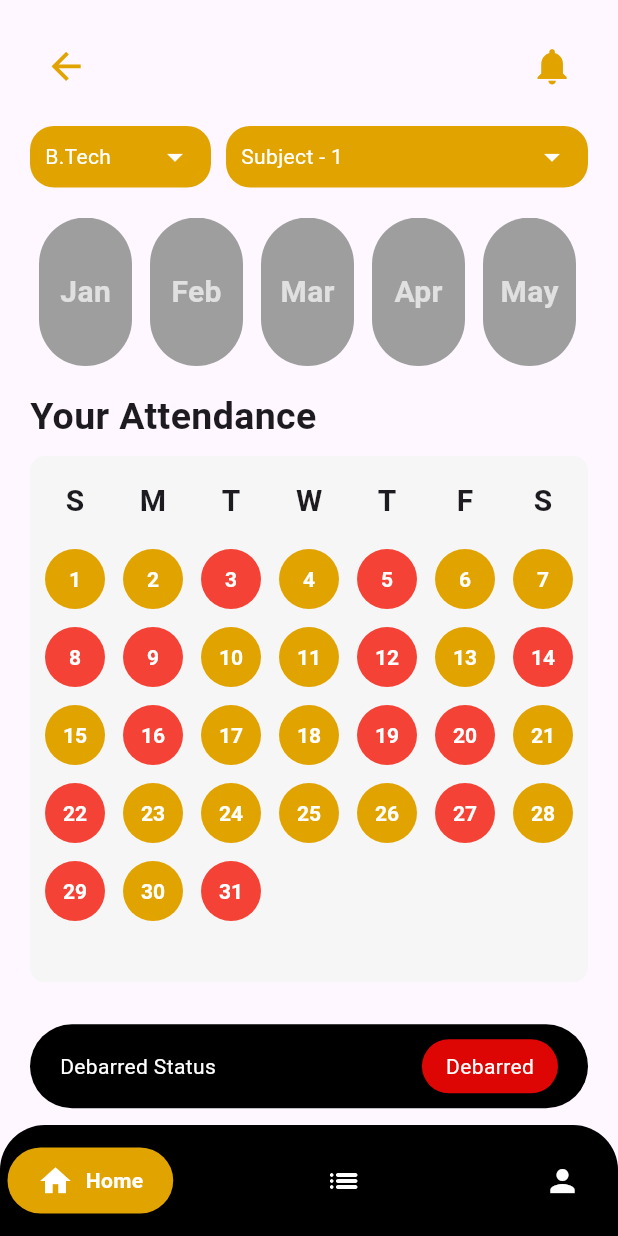
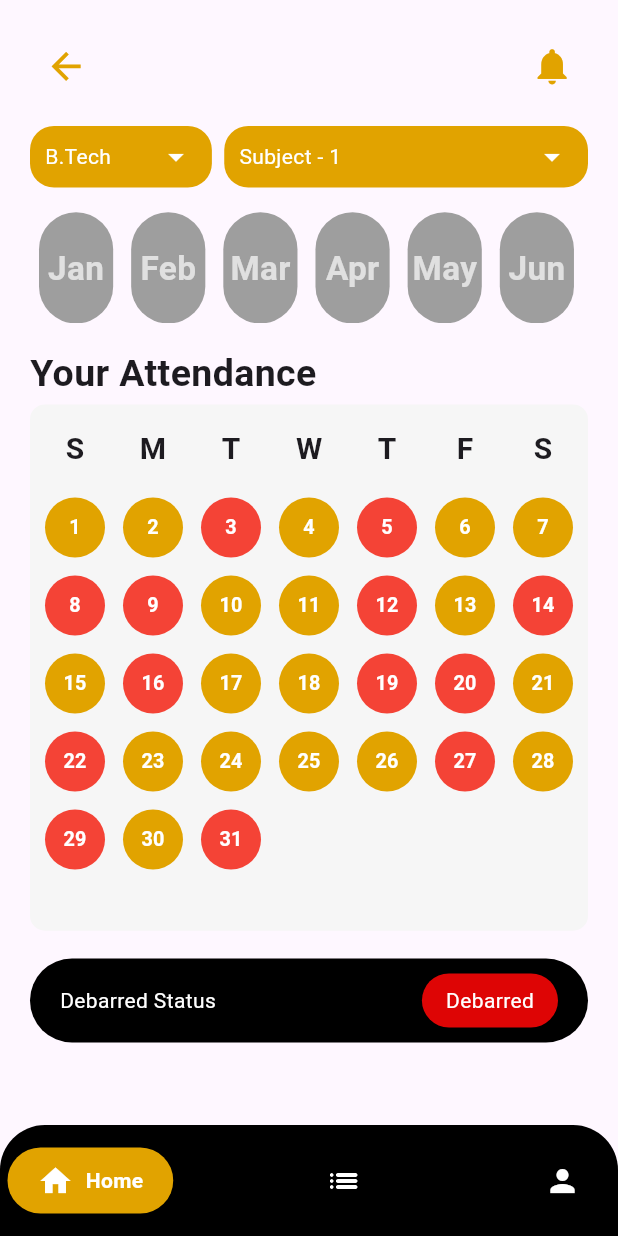
Before and after one commit to HackSlashNITP/AMS, a Flutter app: the ShowAttendance screen opened directly, on a phone screen of 412 x 824 dp. Run offline on Flutter 3.47's test engine with Material 3 defaults, Android fonts, the phone set to English and light mode, and no system bars; drawn by our look-alikes of google_nav_bar; our stand-ins replace font_awesome_flutter, getwidget, google_fonts.

Commit message:
ui upgrade

```diff
--- a/ams_flutter/lib/features/onboarding/presentation/User/Pages/showattendance_student.dart
+++ b/ams_flutter/lib/features/onboarding/presentation/User/Pages/showattendance_student.dart
@@ -8,19 +8,13 @@ import 'package:ams_flutter/features/onboarding/presentation/User/widget/showatt
 import 'package:flutter/cupertino.dart';
 import 'package:flutter/material.dart';
 import 'package:flutter/widgets.dart';
-
 class ShowAttendance extends StatefulWidget {
   @override
   State<ShowAttendance> createState() => _ShowAttendanceState();
 }
-
 class _ShowAttendanceState extends State<ShowAttendance> {
-  late Size mq;
-  List<Map<String, dynamic>> dummyStudents = DummyModels.dummyStudents;
-  bool isDebarred = true;
   @override
   Widget build(BuildContext context) {
-    mq = MediaQuery.of(context).size;
     return Scaffold(
       body: Padding(
         padding: const EdgeInsets.all(20.0),
@@ -34,21 +28,21 @@ class _ShowAttendanceState extends State<ShowAttendance> {
             Align(
               alignment: Alignment.centerLeft,
               child: Container(
-                // color: Colors.black12,
-                width: mq.width * 0.5,
+                // width: MediaQuery.of(context).size.width * 0.5,
                 child: Row(
                   mainAxisAlignment: MainAxisAlignment.start,
                   children: [
                     Text(
                       "Your Attendance",
-                      style:
-                          TextStyle(fontSize: 25, fontWeight: FontWeight.bold),
+                      style: TextStyle(fontSize: 25, fontWeight: FontWeight.bold),
                     ),
                   ],
                 ),
               ),
             ),
             Expanded(
+              child: SingleChildScrollView(
+                scrollDirection: Axis.vertical,
                 child: Column(
                   mainAxisAlignment: MainAxisAlignment.spaceBetween,
                   children: [
@@ -86,12 +80,14 @@ class _ShowAttendanceState extends State<ShowAttendance> {
                       true,
                       false
                     ]),
-               SizedBox(height: 20,),
+                    SizedBox(height: MediaQuery.of(context).size.height * 0.02),
+                      // Spacer(),
                     DebarredStatusWidget(isDebarred: true),
+
                   ],
                 ),
               ),
-
+            ),
           ],
         ),
       ),
@@ -107,7 +103,7 @@ class _ShowAttendanceState extends State<ShowAttendance> {
           icon: Icon(
             Icons.arrow_back,
             color: AppColors.user_tabBackgroundColor,
-            size: mq.width * 0.07,
+            size: MediaQuery.of(context).size.width * 0.07,
           ),
           onPressed: () {},
         ),
@@ -115,7 +111,7 @@ class _ShowAttendanceState extends State<ShowAttendance> {
           icon: Icon(
             Icons.notifications,
             color: AppColors.user_tabBackgroundColor,
-            size: mq.width * 0.07,
+            size: MediaQuery.of(context).size.width * 0.07,
           ),
           onPressed: () {},
         ),
@@ -125,18 +121,7 @@ class _ShowAttendanceState extends State<ShowAttendance> {
 
   Widget _buildDropDown(BuildContext context) {
     List<String> months = [
-      'Jan',
-      'Feb',
-      'Mar',
-      'Apr',
-      'May',
-      'Jun',
-      'Jul',
-      'Aug',
-      'Sep',
-      'Oct',
-      'Nov',
-      'Dec'
+      'Jan', 'Feb', 'Mar', 'Apr', 'May', 'Jun', 'Jul', 'Aug', 'Sep', 'Oct', 'Nov', 'Dec'
     ];
 
     return Column(
@@ -152,7 +137,7 @@ class _ShowAttendanceState extends State<ShowAttendance> {
                 height: 41,
               ),
             ),
-            SizedBox(width: 10),
+            SizedBox(width: MediaQuery.of(context).size.width * 0.02),
             Expanded(
               flex: 2,
               child: BuildButton(
@@ -164,7 +149,7 @@ class _ShowAttendanceState extends State<ShowAttendance> {
             ),
           ],
         ),
-        SizedBox(height: 20),
+        SizedBox(height: MediaQuery.of(context).size.height * 0.02),
         MonthSelector(months: months),
       ],
     );
--- a/ams_flutter/lib/features/onboarding/presentation/User/widget/showattendance_widgets/attendance_calender.dart
+++ b/ams_flutter/lib/features/onboarding/presentation/User/widget/showattendance_widgets/attendance_calender.dart
@@ -17,10 +17,11 @@ class _AttendanceCalendarState extends State<AttendanceCalendar> {
     final double screenWidth = mq.width;
     final double screenHeight = mq.height;
 
+
     final double cellSize = (screenWidth - 20 - 8 * 6) / 7;
     return Container(
 
-      margin: EdgeInsets.symmetric(vertical: 8),
+      margin: EdgeInsets.symmetric(vertical: 2),
       decoration: BoxDecoration(
         borderRadius: BorderRadius.circular(10),
         color: Color.fromRGBO(246, 246, 246, 1),
@@ -60,14 +61,18 @@ class _AttendanceCalendarState extends State<AttendanceCalendar> {
       ),),
     );
   }
+Widget _buildDateCell(int date, bool isPresent) {
+  return LayoutBuilder(
+    builder: (context, constraints) {
+      double containerSize = constraints.maxWidth;
 
-  Widget _buildDateCell(int date, bool isPresent) {
+
+      double fontSize = containerSize * 0.3;
+
       return Container(
         alignment: Alignment.center,
         child: TextButton(
-        onPressed: () {
-
-        },
+          onPressed: () {},
           style: ButtonStyle(
             backgroundColor: MaterialStateProperty.resolveWith<Color>((states) {
               if (states.contains(MaterialState.disabled)) {
@@ -84,9 +89,12 @@ class _AttendanceCalendarState extends State<AttendanceCalendar> {
             style: TextStyle(
               color: Colors.white,
               fontWeight: FontWeight.bold,
+              fontSize: fontSize,
             ),
           ),
         ),
       );
+    },
+  );
 }
 }
--- a/ams_flutter/lib/features/onboarding/presentation/User/widget/showattendance_widgets/buildButton_user.dart
+++ b/ams_flutter/lib/features/onboarding/presentation/User/widget/showattendance_widgets/buildButton_user.dart
@@ -18,6 +18,7 @@ class BuildButton extends StatefulWidget {
 
   @override
   State<BuildButton> createState() => _BuildButtonState();
+
 }
 
 class _BuildButtonState extends State<BuildButton> {
@@ -34,7 +35,7 @@ class _BuildButtonState extends State<BuildButton> {
         children: [
           Expanded(
             child: Padding(
-              padding: const EdgeInsets.symmetric(vertical: 4, horizontal: 10),
+              padding: const EdgeInsets.fromLTRB(10, 0, 0, 0),
               child: Align(
                 alignment: Alignment.centerLeft,
                 child: Text(
--- a/ams_flutter/lib/features/onboarding/presentation/User/widget/showattendance_widgets/monthselector.dart
+++ b/ams_flutter/lib/features/onboarding/presentation/User/widget/showattendance_widgets/monthselector.dart
@@ -50,12 +50,16 @@ class MonthBox extends StatelessWidget {
 
   @override
   Widget build(BuildContext context) {
+      final double screenWidth = MediaQuery.of(context).size.width;
+    final double itemWidth = screenWidth * 0.12;
+    final double itemHeight = screenWidth * 0.18;
+      final double fontSize = itemHeight * 0.3;
     return GestureDetector(
       onTap: () {
         onSelected(month);
       },
       child: Container(
-        width: 62,height: 99,
+        width: itemWidth,height: itemHeight,
         margin: EdgeInsets.symmetric(horizontal: 6),
         // padding: EdgeInsets.symmetric(vertical: 16,horizontal: 8),
         decoration: BoxDecoration(
@@ -71,7 +75,7 @@ class MonthBox extends StatelessWidget {
         child: Align(alignment: Alignment.center,
           child: Text(
             month,
-            style: TextStyle(fontSize: 20,
+            style: TextStyle(fontSize: fontSize,
               color: isSelected ? AppColors.studentThemeColor :Color.fromRGBO(224,224,224,1),
               fontWeight: FontWeight.bold,
             ),
```
Lines whose indentation alone changed are shown as unchanged.
